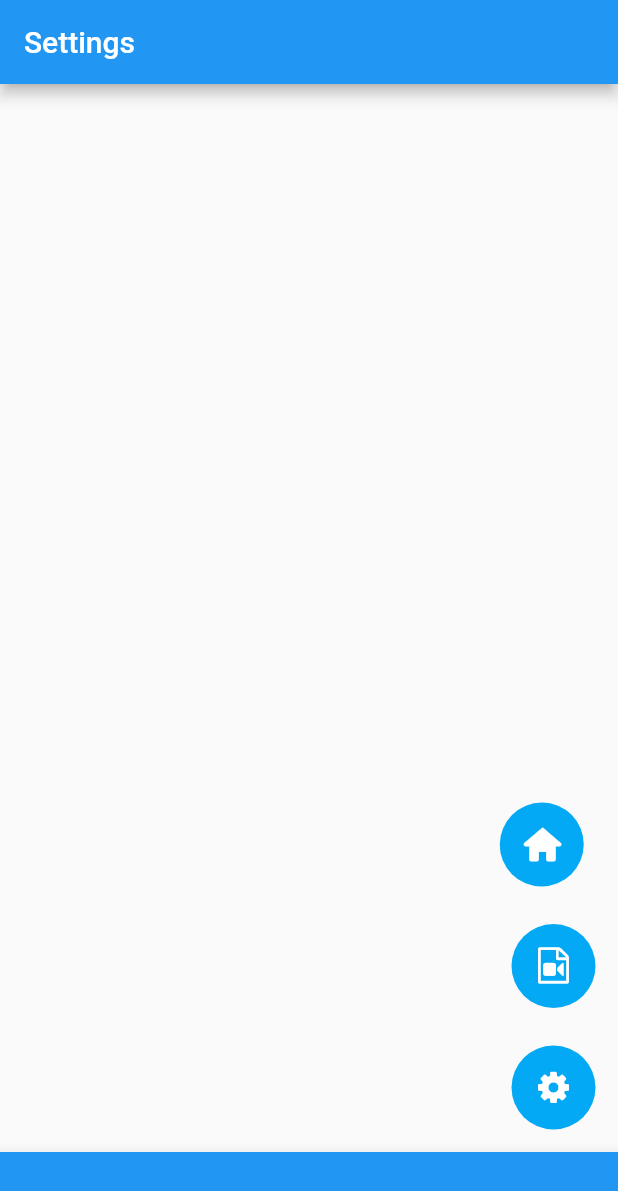
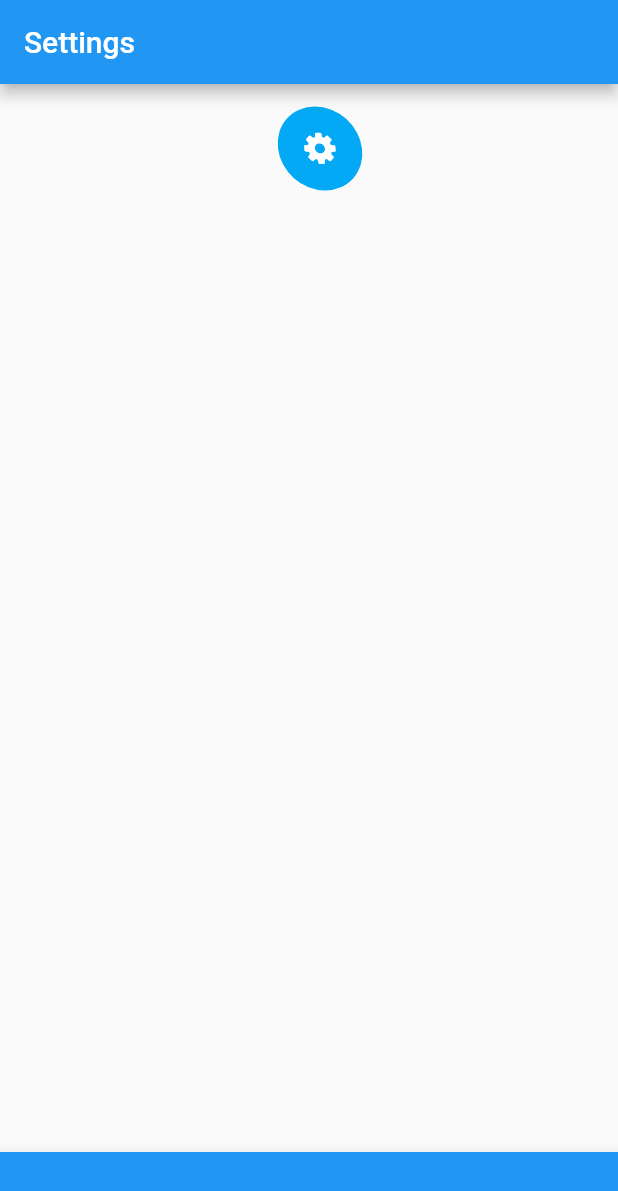
Before and after one commit to BigDeeEss/dash_cam_app, a Flutter app: the screen it shows after launch, after a tap on an icon or button, on a phone screen of 412 x 824 dp. Shown: the top 1191 px of the screen. Run offline on Flutter 3.47's test engine with Material 2 defaults, Android fonts, the phone set to English and light mode, and no system bars.

Commit message:
Add SkewedTransition class. All skew direction for button to depend on alignment.

```diff
--- a/lib/app_settings.dart
+++ b/lib/app_settings.dart
@@ -9,7 +9,8 @@ class AppSettings {
 
   /// [buttonAlignment] defines the anchor point for button placement
   /// in ButtonArray class.
-  static Alignment buttonAlignment = Alignment.bottomRight;
+  // static Alignment buttonAlignment = Alignment.bottomRight;
+  static Alignment buttonAlignment = Alignment.topLeft;
 
   /// [buttonPaddingDown] defines the padding for downward direction
   /// button positioning in Button class.
@@ -44,5 +45,5 @@ class AppSettings {
   /// [pageTransitionTime] defines the page transition time including
   /// button animation. Any page transition is allocated time for transitioning
   /// and animating page content (e.g. buttons) in the ration 1:4.
-  static int pageTransitionTime = 1200;
+  static int pageTransitionTime = 3200;
 }
--- a/lib/button_array.dart
+++ b/lib/button_array.dart
@@ -2,7 +2,7 @@
 import 'package:flutter/material.dart';
 
 // Import project-specific files.
-import 'package:dash_cam_app/animated_button.dart';
+import 'package:dash_cam_app/skewed_transition.dart';
 import 'package:dash_cam_app/app_settings.dart';
 import 'package:dash_cam_app/button.dart';
 import 'package:dash_cam_app/button_specs.dart';
@@ -47,17 +47,16 @@ class _ButtonArrayState extends State<ButtonArray> {
     return Offset(-AppSettings.buttonAlignment.x * size.width / buttonDim, 0);
   }
 
-  /// [getButtonStartTime] calculates the point in the animation at which
-  /// th ith button starts its animation.
+  /// [getButtonStartTime] calculates the point in [animation] at which
+  /// the ith button starts to animate.
   double getButtonStartTime(int i) {
     return 0.25 + (i / (buttonSpecList.length + 1)) * 0.75;
   }
 
-  /// [getButtonStopTime] calculates the point in the animation at which
-  /// th ith button starts its animation.
+  /// [getButtonStopTime] calculates the point in [animation] at which
+  /// the ith button stops animating.
   double getButtonStopTime(int i) {
     return 0.25 + ((i + 2) / (buttonSpecList.length + 1)) * 0.75;
-    // return 0.5 + pow((i + 2) / (buttonSpecList.length + 1), 1.0 / 3.0) * 0.5;
   }
 
   //  [slidingButtonList] is a class method which outputs a list of
@@ -76,9 +75,11 @@ class _ButtonArrayState extends State<ButtonArray> {
     for (int i = 0; i < buttonSpecList.length; i++) {
       if (animation == null) {
         //  If animation is null then add static button to widgetList.
-        widgetList.add(Button(buttonSpec: buttonSpecList[i]));
+        widgetList.add(Button(
+          buttonSpec: buttonSpecList[i],
+        ));
       } else {
-        //  If animation is not null then add SlidingTransition to widgetList.
+        //  If animation is not null then add animated button to widgetList.
         widgetList.add(
           SlideTransition(
             position: Tween<Offset>(
@@ -95,12 +96,9 @@ class _ButtonArrayState extends State<ButtonArray> {
                 parent: animation,
               ),
             ),
-            // child: Button(
-            //   buttonSpec: buttonSpecList[i],
-            // ),
-            child: AnimatedButton(
+            child: SkewedTransition(
               skewFactor: Tween<double>(
-                begin: -0.3,
+                begin: -AppSettings.buttonAlignment.x * 0.3,
                 end: 0.0,
               ).animate(
                 CurvedAnimation(
@@ -113,7 +111,9 @@ class _ButtonArrayState extends State<ButtonArray> {
                   parent: animation,
                 ),
               ),
-              buttonSpec: buttonSpecList[i],
+              child: Button(
+                buttonSpec: buttonSpecList[i],
+              ),
             ),
           ),
         );
--- a/lib/animated_button.dart
+++ b/lib/skewed_transition.dart
@@ -1,23 +1,16 @@
 //  Import flutter packages.
 import 'package:flutter/material.dart';
 
-// Import project-specific files.
-import 'package:dash_cam_app/button.dart';
-import 'package:dash_cam_app/button_specs.dart';
-
-class AnimatedButton extends AnimatedWidget {
-  /// Creates a fractional translation transition.
-  ///
-  /// The [buttonSpec] argument must not be null.
+class SkewedTransition extends AnimatedWidget {
+  /// Creates a skewed transition.
   //
   //  The skewFactor animation is required by the super constructor,
-  //  and so needs to be defined as an input for AnimatedButton.
-  const AnimatedButton({
+  //  and so needs to be defined as an input for skewedTransition.
+  const SkewedTransition({
     Key? key,
-    required this.buttonSpec,
+    this.child,
     required Animation<double> skewFactor,
-  })  : assert(buttonSpec != null),
-        assert(skewFactor != null),
+  })  : assert(skewFactor != null),
         super(key: key, listenable: skewFactor);
 
   //  Redirects the getter for skewFactor onto the listenable variable,
@@ -25,8 +18,8 @@ class AnimatedButton extends AnimatedWidget {
   //  Animation<double>.
   Animation<double> get skewFactor => listenable as Animation<double>;
 
-  /// [buttonSpec] defines the button characteristics such as icon, route etc.
-  final ButtonSpec buttonSpec;
+  /// The widget below this widget in the widget tree.
+  final Widget? child;
 
   @override
   Widget build(BuildContext context) {
@@ -34,7 +27,7 @@ class AnimatedButton extends AnimatedWidget {
     //  Animation<double> variable as the input to Matrix4.skewX.
     return Transform(
       transform: Matrix4.skewX(skewFactor.value),
-      child: Button(buttonSpec: buttonSpec),
+      child: child,
     );
   }
 }
```
